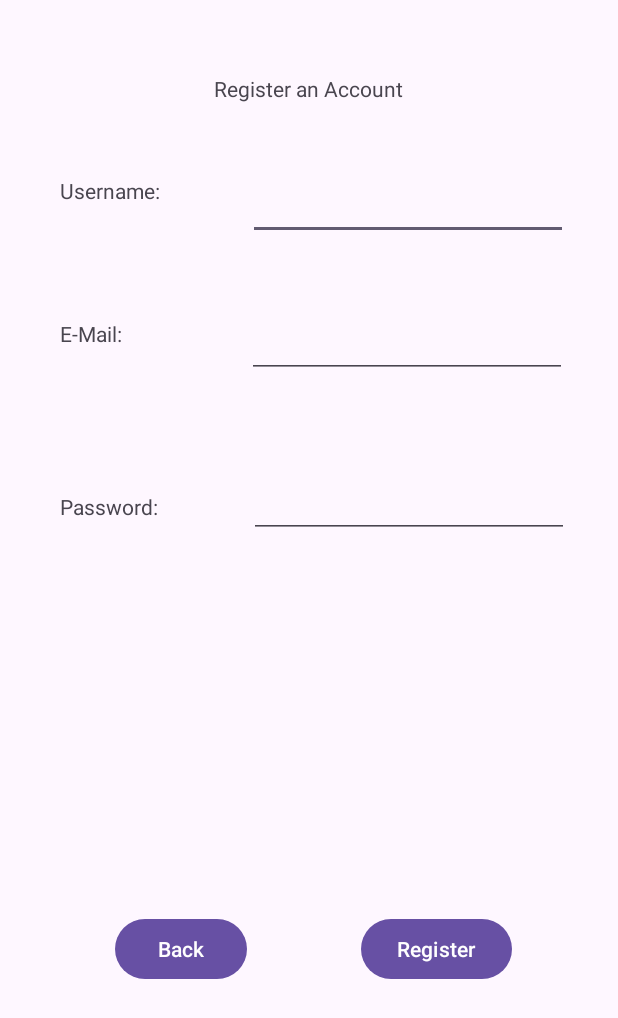
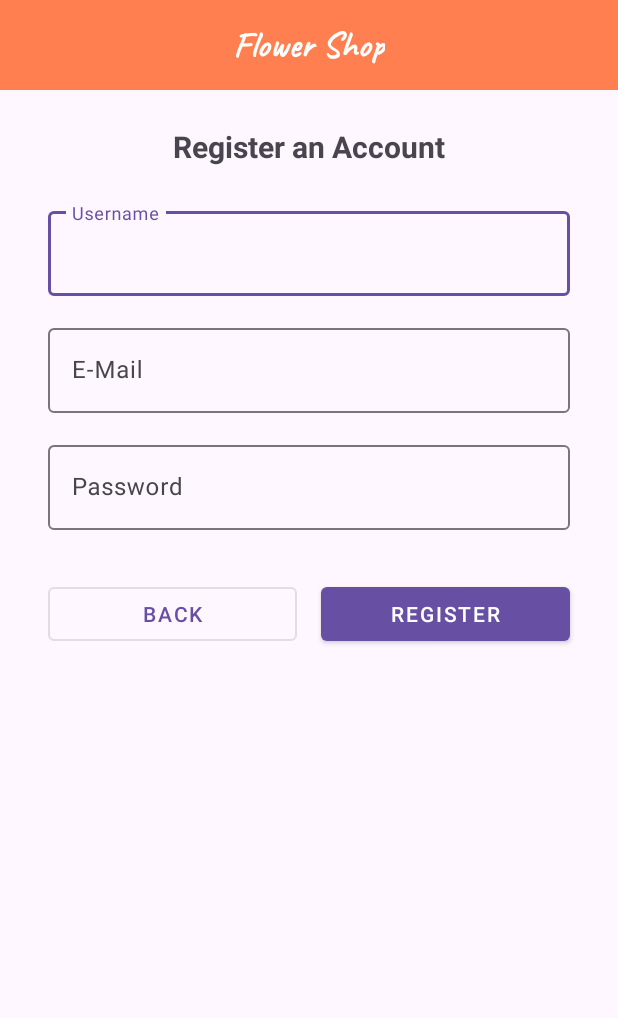
Before and after one commit to DanijelMizdaric/FlowerShop, an Android app: the Register screen opened directly, with no data from a screen before it, on a phone screen of 412 x 824 dp. Shown: the top 1018 px of the screen. Run offline under Robolectric (Android 15) with nearby library versions, the phone set to English and light mode, and no system bars; our stand-ins replace Room's generated code.

Commit message:
99% done

```diff
--- a/app/build.gradle.kts
+++ b/app/build.gradle.kts
@@ -40,8 +40,9 @@ dependencies {
     implementation(libs.activity)
     implementation(libs.constraintlayout)
     implementation(libs.recyclerview)
+    implementation(libs.androidx.constraintlayout)
     testImplementation(libs.junit)
-    // Room dependencies
+    implementation("com.google.android.material:material:1.12.0")
     implementation("androidx.room:room-runtime:2.6.1")
     annotationProcessor ("androidx.room:room-compiler:2.5.0")
 
--- a/app/src/main/res/layout/activity_home_screen.xml
+++ b/app/src/main/res/layout/activity_home_screen.xml
@@ -117,7 +117,7 @@
                             android:text="-" />
 
                     </LinearLayout>
-            </LinearLayout>
+                </LinearLayout>
             </LinearLayout>
             <LinearLayout
                 android:layout_width="match_parent"
@@ -398,7 +398,7 @@
                     </LinearLayout>
                 </LinearLayout>
             </LinearLayout>
-            </LinearLayout>
+        </LinearLayout>
 
 
     </ScrollView>
--- a/app/src/main/res/layout/activity_register.xml
+++ b/app/src/main/res/layout/activity_register.xml
@@ -7,114 +7,126 @@
     android:layout_height="match_parent"
     tools:context=".Register">
 
+    <!-- Top App Bar -->
+    <androidx.constraintlayout.widget.ConstraintLayout
+        android:id="@+id/topAppBar"
+        android:layout_width="0dp"
+        android:layout_height="60dp"
+        android:background="#FF7F50"
+        app:layout_constraintTop_toTopOf="parent"
+        app:layout_constraintStart_toStartOf="parent"
+        app:layout_constraintEnd_toEndOf="parent">
+
+        <TextView
+            android:id="@+id/appTitle"
+            android:layout_width="wrap_content"
+            android:layout_height="wrap_content"
+            android:text="Flower Shop"
+            android:textColor="@android:color/white"
+            android:textSize="24sp"
+            android:fontFamily="@font/caveat"
+            android:textStyle="bold"
+            app:layout_constraintTop_toTopOf="parent"
+            app:layout_constraintBottom_toBottomOf="parent"
+            app:layout_constraintStart_toStartOf="parent"
+            app:layout_constraintEnd_toEndOf="parent" />
+    </androidx.constraintlayout.widget.ConstraintLayout>
+
+    <!-- Page Title -->
     <TextView
         android:id="@+id/textView5"
         android:layout_width="wrap_content"
         android:layout_height="wrap_content"
         android:text="Register an Account"
-        app:layout_constraintBottom_toBottomOf="parent"
+        android:textStyle="bold"
+        android:textSize="20sp"
+        app:layout_constraintTop_toBottomOf="@id/topAppBar"
+        app:layout_constraintStart_toStartOf="parent"
         app:layout_constraintEnd_toEndOf="parent"
-        app:layout_constraintHorizontal_bias="0.498"
+        android:layout_marginTop="24dp" />
+
+    <!-- Username Field -->
+    <com.google.android.material.textfield.TextInputLayout
+        android:id="@+id/usernameLayout"
+        android:layout_width="0dp"
+        android:layout_height="wrap_content"
+        android:hint="Username"
+        app:layout_constraintTop_toBottomOf="@id/textView5"
         app:layout_constraintStart_toStartOf="parent"
-        app:layout_constraintTop_toTopOf="parent"
-        app:layout_constraintVertical_bias="0.061" />
+        app:layout_constraintEnd_toEndOf="parent"
+        android:layout_marginHorizontal="32dp"
+        android:layout_marginTop="24dp">
 
-    <TextView
-        android:id="@+id/textView6"
-        android:layout_width="wrap_content"
+        <com.google.android.material.textfield.TextInputEditText
+            android:id="@+id/userTextID"
+            android:layout_width="match_parent"
+            android:layout_height="wrap_content"
+            android:inputType="text" />
+    </com.google.android.material.textfield.TextInputLayout>
+
+    <!-- Email Field -->
+    <com.google.android.material.textfield.TextInputLayout
+        android:id="@+id/emailLayout"
+        android:layout_width="0dp"
         android:layout_height="wrap_content"
-        android:text="Username:"
-        app:layout_constraintBottom_toBottomOf="parent"
+        android:hint="E-Mail"
+        app:layout_constraintTop_toBottomOf="@id/usernameLayout"
+        app:layout_constraintStart_toStartOf="parent"
         app:layout_constraintEnd_toEndOf="parent"
-        app:layout_constraintHorizontal_bias="0.116"
+        android:layout_marginHorizontal="32dp"
+        android:layout_marginTop="16dp">
+
+        <com.google.android.material.textfield.TextInputEditText
+            android:id="@+id/emailTextiD"
+            android:layout_width="match_parent"
+            android:layout_height="wrap_content"
+            android:inputType="textEmailAddress" />
+    </com.google.android.material.textfield.TextInputLayout>
+
+    <!-- Password Field -->
+    <com.google.android.material.textfield.TextInputLayout
+        android:id="@+id/passwordLayout"
+        android:layout_width="0dp"
+        android:layout_height="wrap_content"
+        android:hint="Password"
+        app:layout_constraintTop_toBottomOf="@id/emailLayout"
         app:layout_constraintStart_toStartOf="parent"
-        app:layout_constraintTop_toTopOf="parent"
-        app:layout_constraintVertical_bias="0.146" />
+        app:layout_constraintEnd_toEndOf="parent"
+        android:layout_marginHorizontal="32dp"
+        android:layout_marginTop="16dp">
 
-    <TextView
-        android:id="@+id/textView7"
-        android:layout_width="wrap_content"
-        android:layout_height="wrap_content"
-        android:text="E-Mail:"
-        app:layout_constraintBottom_toBottomOf="parent"
-        app:layout_constraintEnd_toEndOf="parent"
-        app:layout_constraintHorizontal_bias="0.108"
-        app:layout_constraintStart_toStartOf="parent"
-        app:layout_constraintTop_toTopOf="parent"
-        app:layout_constraintVertical_bias="0.264" />
+        <com.google.android.material.textfield.TextInputEditText
+            android:id="@+id/passTextID"
+            android:layout_width="match_parent"
+            android:layout_height="wrap_content"
+            android:inputType="textPassword" />
+    </com.google.android.material.textfield.TextInputLayout>
 
-    <TextView
-        android:id="@+id/textView8"
-        android:layout_width="wrap_content"
-        android:layout_height="wrap_content"
-        android:text="Password:"
-        app:layout_constraintBottom_toBottomOf="parent"
-        app:layout_constraintEnd_toEndOf="parent"
-        app:layout_constraintHorizontal_bias="0.116"
-        app:layout_constraintStart_toStartOf="parent"
-        app:layout_constraintTop_toTopOf="parent"
-        app:layout_constraintVertical_bias="0.408" />
-
-    <Button
+    <!-- Button Row -->
+    <com.google.android.material.button.MaterialButton
         android:id="@+id/backBtnID2"
-        android:layout_width="wrap_content"
+        android:layout_width="0dp"
         android:layout_height="wrap_content"
         android:text="Back"
-        app:layout_constraintBottom_toBottomOf="parent"
-        app:layout_constraintEnd_toEndOf="parent"
-        app:layout_constraintHorizontal_bias="0.236"
+        style="@style/Widget.MaterialComponents.Button.OutlinedButton"
+        app:layout_constraintTop_toBottomOf="@id/passwordLayout"
         app:layout_constraintStart_toStartOf="parent"
-        app:layout_constraintTop_toTopOf="parent"
-        app:layout_constraintVertical_bias="0.784" />
+        app:layout_constraintEnd_toStartOf="@id/regBtnID"
+        android:layout_marginStart="32dp"
+        android:layout_marginEnd="8dp"
+        android:layout_marginTop="32dp" />
 
-    <Button
+    <com.google.android.material.button.MaterialButton
         android:id="@+id/regBtnID"
-        android:layout_width="wrap_content"
+        android:layout_width="0dp"
         android:layout_height="wrap_content"
         android:text="Register"
-        app:layout_constraintBottom_toBottomOf="parent"
+        style="@style/Widget.MaterialComponents.Button"
+        app:layout_constraintTop_toBottomOf="@id/passwordLayout"
+        app:layout_constraintStart_toEndOf="@id/backBtnID2"
         app:layout_constraintEnd_toEndOf="parent"
-        app:layout_constraintHorizontal_bias="0.772"
-        app:layout_constraintStart_toStartOf="parent"
-        app:layout_constraintTop_toTopOf="parent"
-        app:layout_constraintVertical_bias="0.784" />
+        android:layout_marginEnd="32dp"
+        android:layout_marginStart="8dp"
+        android:layout_marginTop="32dp" />
 
-    <EditText
-        android:id="@+id/userTextID"
-        android:layout_width="wrap_content"
-        android:layout_height="wrap_content"
-        android:ems="10"
-        android:inputType="text"
-        app:layout_constraintBottom_toTopOf="@+id/emailTextiD"
-        app:layout_constraintEnd_toEndOf="parent"
-        app:layout_constraintHorizontal_bias="0.64"
-        app:layout_constraintStart_toEndOf="@+id/textView6"
-        app:layout_constraintTop_toTopOf="parent"
-        app:layout_constraintVertical_bias="0.712" />
-
-    <EditText
-        android:id="@+id/emailTextiD"
-        android:layout_width="wrap_content"
-        android:layout_height="wrap_content"
-        android:ems="10"
-        android:inputType="textEmailAddress"
-        app:layout_constraintBottom_toTopOf="@+id/passTextID"
-        app:layout_constraintEnd_toEndOf="parent"
-        app:layout_constraintHorizontal_bias="0.71"
-        app:layout_constraintStart_toEndOf="@+id/textView7"
-        app:layout_constraintTop_toTopOf="parent"
-        app:layout_constraintVertical_bias="0.77" />
-
-    <EditText
-        android:id="@+id/passTextID"
-        android:layout_width="wrap_content"
-        android:layout_height="wrap_content"
-        android:ems="10"
-        android:inputType="textPassword"
-        app:layout_constraintBottom_toBottomOf="parent"
-        app:layout_constraintEnd_toEndOf="parent"
-        app:layout_constraintHorizontal_bias="0.647"
-        app:layout_constraintStart_toEndOf="@+id/textView8"
-        app:layout_constraintTop_toTopOf="parent"
-        app:layout_constraintVertical_bias="0.402" />
 </androidx.constraintlayout.widget.ConstraintLayout>
--- a/gradle/libs.versions.toml
+++ b/gradle/libs.versions.toml
@@ -8,6 +8,7 @@ material = "1.10.0"
 activity = "1.8.0"
 constraintlayout = "2.1.4"
 recyclerview = "1.4.0"
+constraintlayoutVersion = "2.2.1"
 
 [libraries]
 junit = { group = "junit", name = "junit", version.ref = "junit" }
@@ -18,6 +19,7 @@ material = { group = "com.google.android.material", name = "material", version.r
 activity = { group = "androidx.activity", name = "activity", version.ref = "activity" }
 constraintlayout = { group = "androidx.constraintlayout", name = "constraintlayout", version.ref = "constraintlayout" }
 recyclerview = { group = "androidx.recyclerview", name = "recyclerview", version.ref = "recyclerview" }
+androidx-constraintlayout = { group = "androidx.constraintlayout", name = "constraintlayout", version.ref = "constraintlayoutVersion" }
 
 [plugins]
 android-application = { id = "com.android.application", version.ref = "agp" }
```
Also changed, not shown: app/src/main/res/layout/activity_main.xml (+82 -54 lines), app/src/main/res/values/styles.xml (added, +9 -0 lines), app/src/main/res/font/caveat.ttf (added).
